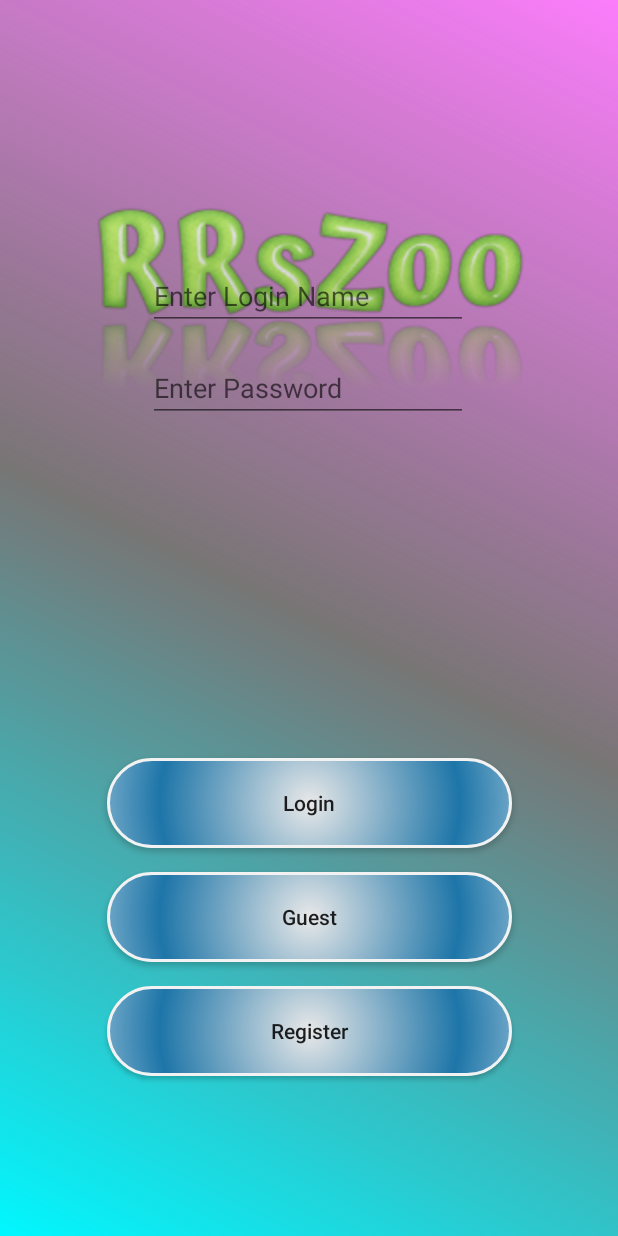
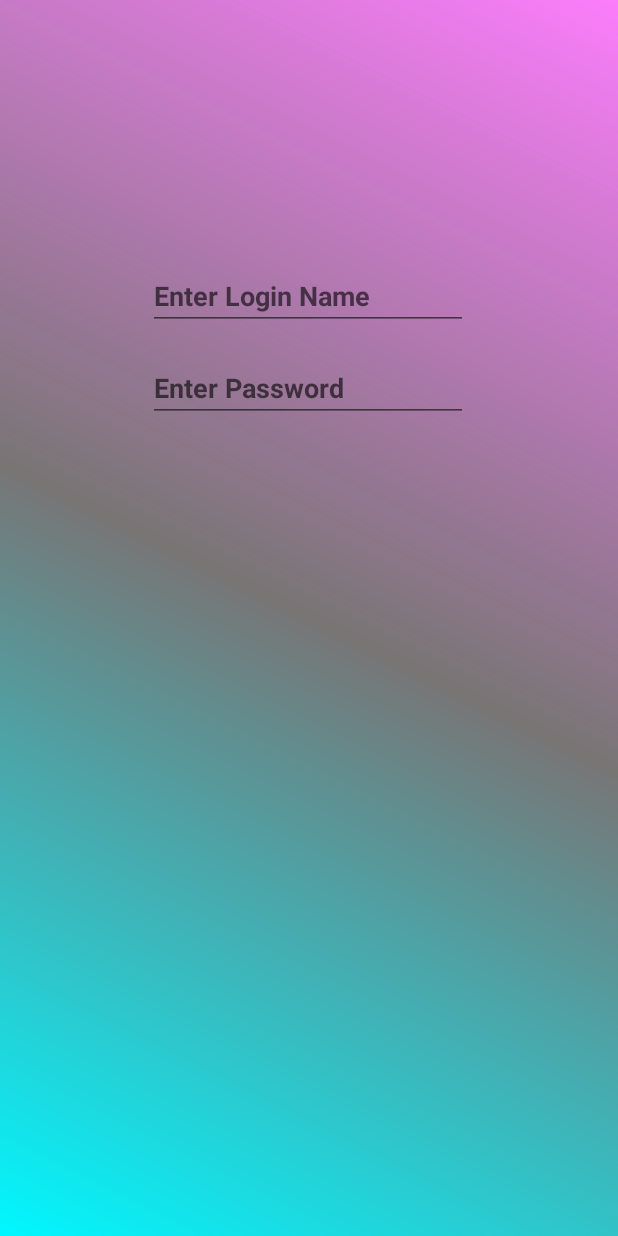
Before and after one commit to roisusi/Android1-HIT-Project, an Android app: the screen it shows after launch (MainActivity), after a tap on "Login", on a phone screen of 412 x 824 dp. Run offline under Robolectric (Android 15) with nearby library versions, the phone set to English and light mode, and no system bars.

Commit message:
Fragment Desing first stage

```diff
--- a/RRsZoo/app/src/main/java/com/example/rrszoo/MainActivity.java
+++ b/RRsZoo/app/src/main/java/com/example/rrszoo/MainActivity.java
@@ -6,15 +6,24 @@ import androidx.fragment.app.FragmentTransaction;
 
 import android.os.Bundle;
 import android.view.View;
+import android.widget.Button;
+import android.widget.ImageView;
 
 
 public class MainActivity extends AppCompatActivity {
     private FragmentManager fragmentManager;
+    private Button login;
+    private Button register;
+    private Button guest;
+    private ImageView title;
+
 
     @Override
     public void onCreate(Bundle savedInstanceState) {
         super.onCreate(savedInstanceState);
         setContentView(R.layout.activity_main);
+
+
     }
 
 
@@ -23,7 +32,15 @@ public class MainActivity extends AppCompatActivity {
     public void loginFrag (View view){
         fragmentManager = getSupportFragmentManager();
         FragmentTransaction fragmentTransaction = fragmentManager.beginTransaction();
-        fragmentTransaction.add(R.id.LoginFrag,new FragmentLogin()).commit();
+        fragmentTransaction.add(R.id.fragment,new FragmentLogin()).commit();
+        login = (Button) findViewById(R.id.login);
+        login.setVisibility(View.INVISIBLE);
+        register = (Button) findViewById(R.id.register);
+        register.setVisibility(View.INVISIBLE);
+        guest = (Button) findViewById(R.id.guest);
+        guest.setVisibility(View.INVISIBLE);
+        title = (ImageView) findViewById(R.id.titleBar);
+        title.setVisibility(View.INVISIBLE);
 
     }
 
--- a/RRsZoo/app/src/main/res/layout/activity_main.xml
+++ b/RRsZoo/app/src/main/res/layout/activity_main.xml
@@ -2,13 +2,14 @@
 <androidx.constraintlayout.widget.ConstraintLayout xmlns:android="http://schemas.android.com/apk/res/android"
     xmlns:app="http://schemas.android.com/apk/res-auto"
     xmlns:tools="http://schemas.android.com/tools"
+    android:id="@+id/mainLayout"
     android:layout_width="fill_parent"
     android:layout_height="fill_parent"
     android:background="@drawable/background"
     android:tooltipText="">
 
     <ImageView
-        android:id="@+id/imageView"
+        android:id="@+id/titleBar"
         android:layout_width="300dp"
         android:layout_height="190dp"
         android:layout_marginBottom="24dp"
@@ -29,8 +30,8 @@
         android:onClick="loginFrag"
         android:text="Login"
         app:layout_constraintBottom_toTopOf="@+id/guest"
-        app:layout_constraintEnd_toEndOf="@+id/imageView"
-        app:layout_constraintStart_toStartOf="@+id/imageView" />
+        app:layout_constraintEnd_toEndOf="@+id/titleBar"
+        app:layout_constraintStart_toStartOf="@+id/titleBar" />
 
     <Button
         android:id="@+id/guest"
@@ -40,11 +41,11 @@
         android:background="@drawable/buttonshape"
         android:inputType="textCapSentences"
         android:text="Guest"
-        app:layout_constraintBottom_toTopOf="@+id/Register"
+        app:layout_constraintBottom_toTopOf="@+id/register"
         app:layout_constraintStart_toStartOf="@+id/login" />
 
     <Button
-        android:id="@+id/Register"
+        android:id="@+id/register"
         android:layout_width="wrap_content"
         android:layout_height="wrap_content"
         android:layout_marginBottom="100dp"
@@ -55,9 +56,9 @@
         app:layout_constraintStart_toStartOf="@+id/guest" />
 
     <FrameLayout
-        android:id="@+id/LoginFrag"
-        android:layout_width="match_parent"
-        android:layout_height="match_parent"
+        android:id="@+id/fragment"
+        android:layout_width="0dp"
+        android:layout_height="0dp"
         app:layout_constraintBottom_toBottomOf="parent"
         app:layout_constraintEnd_toEndOf="parent"
         app:layout_constraintStart_toStartOf="parent"
--- a/RRsZoo/app/src/main/res/layout/fragment_login.xml
+++ b/RRsZoo/app/src/main/res/layout/fragment_login.xml
@@ -14,6 +14,8 @@
         android:ems="10"
         android:hint="Enter Login Name"
         android:inputType="textPersonName"
+        android:textColor="@color/black"
+        android:textStyle="bold"
         app:layout_constraintEnd_toEndOf="parent"
         app:layout_constraintHorizontal_bias="0.497"
         app:layout_constraintStart_toStartOf="parent"
@@ -27,7 +29,10 @@
         android:ems="10"
         android:hint="Enter Password"
         android:inputType="textPassword"
+        android:textColor="@color/black"
+        android:textStyle="bold"
         app:layout_constraintEnd_toEndOf="@+id/loginText"
         app:layout_constraintStart_toStartOf="@+id/loginText"
         app:layout_constraintTop_toBottomOf="@+id/loginText" />
+
 </androidx.constraintlayout.widget.ConstraintLayout>
```
